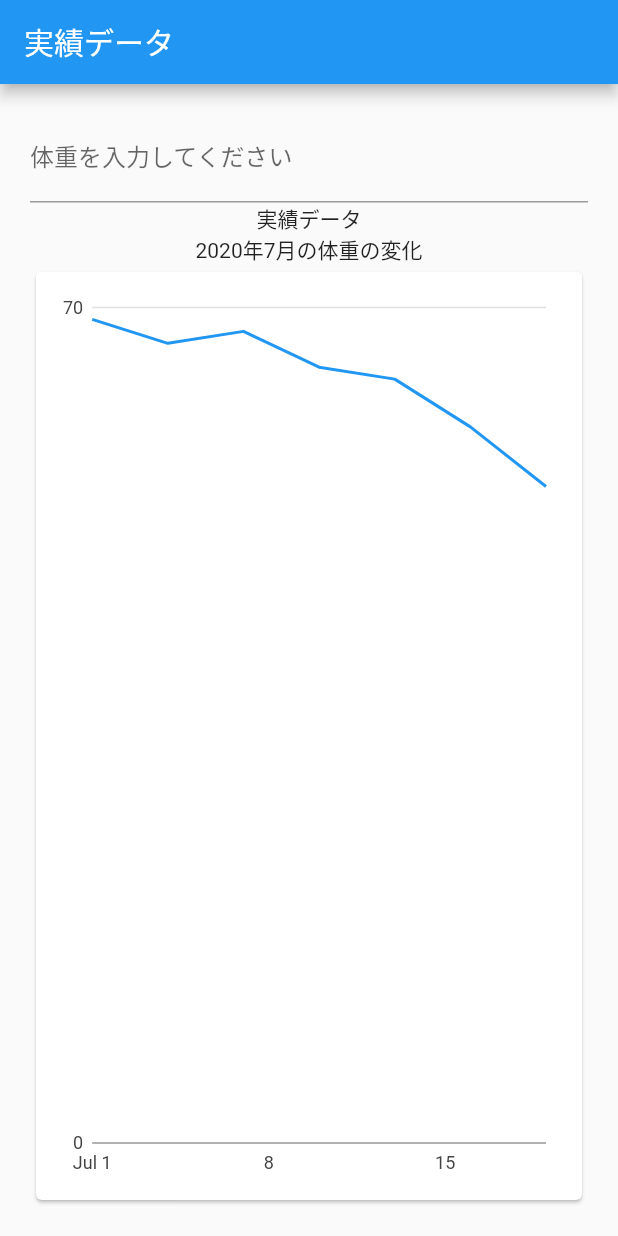
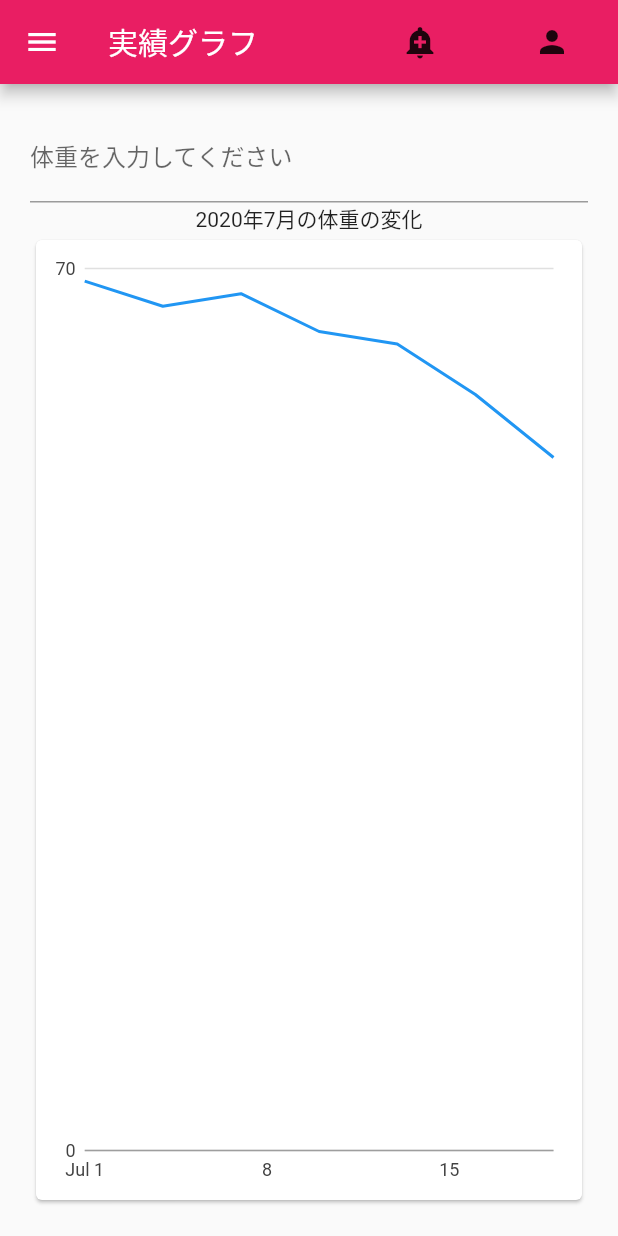
Before and after one commit to nyannsuke01/flutter_health_meter_app, a Flutter app: the screen it shows after launch, on a phone screen of 412 x 824 dp. Run offline on Flutter 3.47's test engine with Material 2 defaults, Android fonts, the phone set to English and light mode, and no system bars; our stand-ins replace charts_flutter.

Commit message:
widgetのメインカラーを変更しました。

```diff
--- a/lib/home.dart
+++ b/lib/home.dart
@@ -8,7 +8,23 @@ class Home extends StatelessWidget {
 
       appBar: AppBar(
 
-        title: Text('実績データ'),
+        leading: Icon(Icons.menu),
+
+        title: Text('実績グラフ'),
+        actions: [
+          FlatButton(
+            child: Icon(Icons.add_alert),
+            onPressed: (){
+
+            },
+          ),
+          FlatButton(
+            child: Icon(Icons.person),
+            onPressed: (){
+
+            },
+          ),
+        ],
       ),
       body: Container(
         padding: EdgeInsets.all(20),
@@ -21,12 +37,11 @@ class Home extends StatelessWidget {
                   labelText: '体重を入力してください'
               ),
             ),
-            Text("実績データ"),
             Text( '2020年7月の体重の変化' ),
             Expanded(flex: 1,
                 child: Card(
                     child: Container(
-                        padding: EdgeInsets.all(10),
+                        padding: EdgeInsets.all(5),
                         child: SimpleTimeSeriesChart.withSampleData()
                     )
                 )
--- a/lib/main.dart
+++ b/lib/main.dart
@@ -13,6 +13,7 @@ class GalleryApp extends StatefulWidget {
 
   @override
   GalleryAppState createState() => new GalleryAppState();
+
 }
 
 /// The main gallery app state.
@@ -25,6 +26,13 @@ class GalleryAppState extends State<GalleryApp> {
   Widget build(BuildContext context) {
     return new MaterialApp(
         debugShowCheckedModeBanner: false,
+        theme: new ThemeData(
+          primarySwatch: Colors.pink,
+          primaryColor: const Color(0xFFe91e63),
+          accentColor: const Color(0xFFe91e63),
+          canvasColor: const Color(0xFFfafafa),
+        ),
         home: new Home());
+
   }
 }
```
